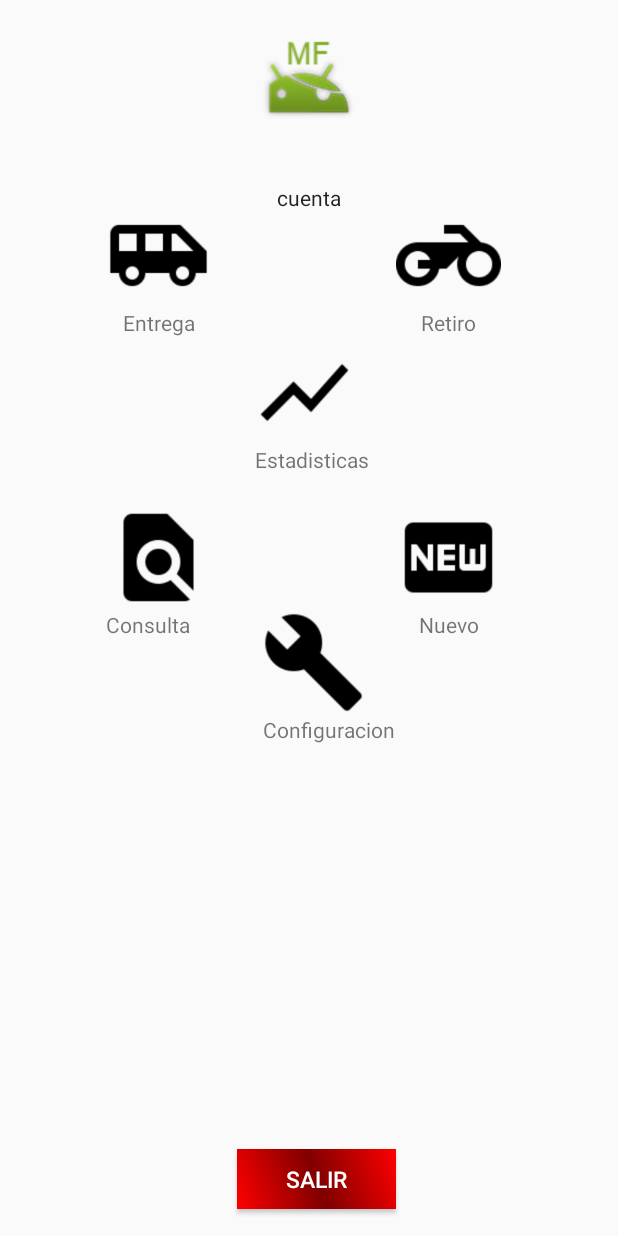
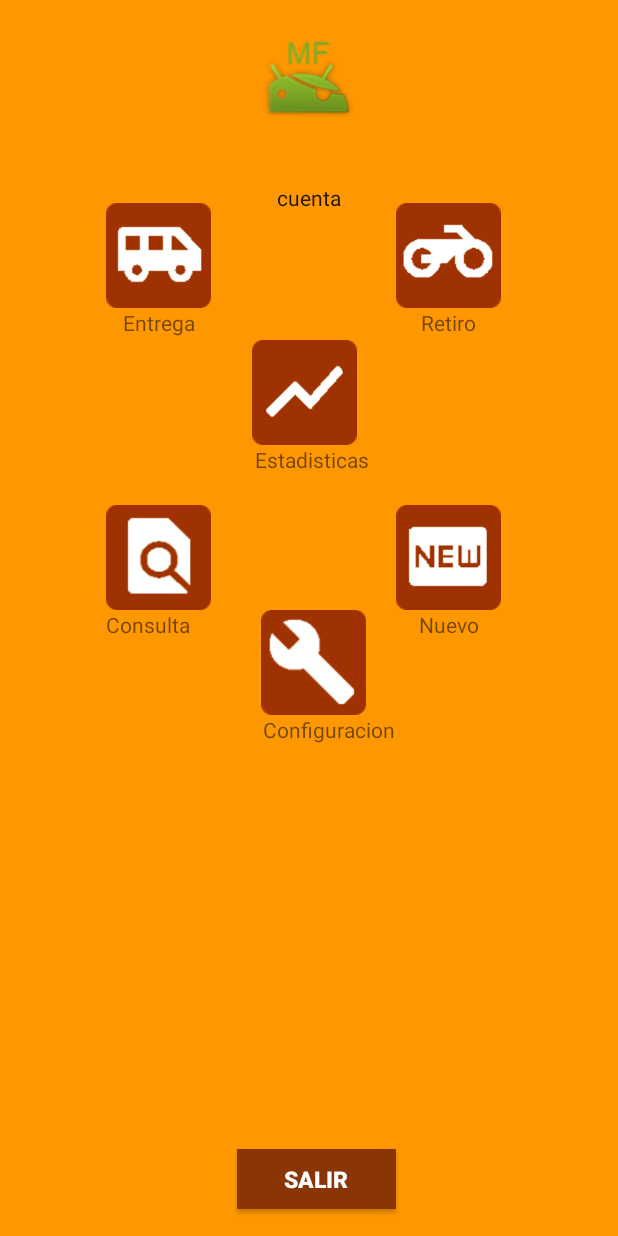
Before and after one commit to jecarvaj/POD_entregas, an Android app: the MainActivity screen opened directly, with no data from a screen before it, on a phone screen of 412 x 824 dp. Run offline under Robolectric (Android 15) with nearby library versions, the light colour scheme and no system bars; our stand-ins replace Volley; network calls fail; 2 statements that could not run were skipped.

Commit message:
interfaz consulta

```diff
--- /dev/null
+++ b/app/src/main/res/drawable-mdpi/boton.xml
@@ -0,0 +1,7 @@
+<?xml version="1.0" encoding="UTF-8"?>
+<shape xmlns:android="http://schemas.android.com/apk/res/android">
+    <solid android:color="#893505" />
+
+    <corners android:radius="0dip"/>
+    <padding android:left="5dip" android:top="5dip" android:right="5dip" android:bottom="5dip" />
+</shape>
--- a/app/src/main/res/layout/activity_main.xml
+++ b/app/src/main/res/layout/activity_main.xml
@@ -2,6 +2,7 @@
 <RelativeLayout xmlns:android="http://schemas.android.com/apk/res/android"
     xmlns:tools="http://schemas.android.com/tools"
     android:layout_width="match_parent"
+    android:background="@color/primary"
     android:layout_height="match_parent"
     >
 
@@ -10,7 +11,7 @@
         android:layout_width="70dp"
         android:layout_height="70dp"
         android:id="@+id/entrega"
-        android:background="@drawable/entrega"
+        android:background="@drawable/entrega2"
         android:layout_marginRight="17dp"
         android:layout_marginEnd="17dp"
         android:layout_below="@+id/name"
@@ -21,7 +22,7 @@
         android:layout_width="70dp"
         android:layout_height="70dp"
         android:id="@+id/retiro"
-        android:background="@drawable/moto"
+        android:background="@drawable/moto2"
         android:layout_above="@+id/estadisticas"
         android:layout_toRightOf="@+id/textconfiguracion"
         android:layout_toEndOf="@+id/textconfiguracion" />
@@ -30,7 +31,7 @@
         android:layout_width="70dp"
         android:layout_height="70dp"
         android:id="@+id/estadisticas"
-        android:background="@drawable/estadistica"
+        android:background="@drawable/estadistica2"
         android:layout_marginTop="21dp"
         android:layout_below="@+id/entrega"
         android:layout_alignRight="@+id/imageView"
@@ -40,7 +41,7 @@
         android:layout_width="70dp"
         android:layout_height="70dp"
         android:id="@+id/consulta"
-        android:background="@drawable/consulta"
+        android:background="@drawable/consulta2"
         android:layout_below="@+id/textestadistica"
         android:layout_alignLeft="@+id/textentrega"
         android:layout_alignStart="@+id/textentrega" />
@@ -48,7 +49,7 @@
         android:layout_width="70dp"
         android:layout_height="70dp"
         android:id="@+id/configuracion"
-        android:background="@drawable/configuracion"
+        android:background="@drawable/configuracion2"
         android:layout_below="@+id/nuevo"
         android:layout_alignLeft="@+id/imageView"
         android:layout_alignStart="@+id/imageView" />
@@ -57,7 +58,7 @@
         android:layout_width="70dp"
         android:layout_height="70dp"
         android:id="@+id/nuevo"
-        android:background="@drawable/nuevo"
+        android:background="@drawable/nuevo2"
         android:layout_below="@+id/textestadistica"
         android:layout_alignLeft="@+id/textretiro"
         android:layout_alignStart="@+id/textretiro" />
@@ -88,14 +89,15 @@
         android:visibility="visible"
         tools:text="cuenta" />
 
-
+    <!-- saco boton por mientras-->
     <Button
         android:id="@+id/btnLogout"
         android:layout_width="106dp"
         android:layout_height="40dp"
-        android:background="@drawable/degradado"
+        style="@style/boton"
         android:text="@string/btn_logout"
         android:textAllCaps="false"
+        android:visibility="visible"
         android:textColor="@color/white"
         android:textSize="15dp"
         android:layout_marginBottom="18dp"
--- a/app/src/main/res/values/strings.xml
+++ b/app/src/main/res/values/strings.xml
@@ -1,5 +1,10 @@
 <?xml version="1.0" encoding="utf-8"?>
 <resources>
+    <!--LOGINN-->
+
+
+    <string name="login">Login</string>
+    <string name="recuperar">Recuperar contraseña</string>
 
     <string name="app_name">POD prueba de entrega</string>
     <string name="hint_usuario">Usuario</string>
--- a/app/src/main/res/values/styles.xml
+++ b/app/src/main/res/values/styles.xml
@@ -1,20 +1,50 @@
 <resources>
+    <!-- Base application theme. -->
+    <style name="AppTheme" parent="Theme.AppCompat.Light.NoActionBar">
 
-    <!--
-        Base application theme, dependent on API level. This theme is replaced
-        by AppBaseTheme from res/values-vXX/styles.xml on newer devices.
-    -->
-    <style name="AppBaseTheme" parent="Theme.AppCompat.Light.NoActionBar">
-        <!--
-            Theme customizations available in newer API levels can go in
-            res/values-vXX/styles.xml, while customizations related to
-            backward-compatibility can go here.
-        -->
+        <item name="colorPrimary">@color/primary</item>
+        <item name="colorPrimaryDark">@color/primary_dark</item>
+        <item name="colorAccent">@color/accent</item>
+
+        <item name="android:windowBackground">@color/primary</item>
+
+        <item name="colorControlNormal">@color/iron</item>
+        <item name="colorControlActivated">@color/white</item>
+        <item name="colorControlHighlight">@color/white</item>
+        <item name="android:textColorHint">@color/iron</item>
+
+        <item name="colorButtonNormal">@color/primary_darker</item>
     </style>
 
-    <!-- Application theme. -->
-    <style name="AppTheme" parent="AppBaseTheme">
-        <!-- All customizations that are NOT specific to a particular API-level can go here. -->
+    <style name="AppTheme.Dialog" parent="Theme.AppCompat.Dialog">
+        <item name="colorAccent">@color/white</item>
+        <item name="android:textColorPrimary">@color/iron</item>
+        <item name="android:background">@color/primary</item>
+    </style>
+
+
+    <style name="et_login">
+        <item name="android:layout_width">match_parent</item>
+        <item name="android:layout_height">wrap_content</item>
+
+        <item name="android:padding">10dp</item>
+
+        <item name="android:layout_marginBottom">20dp</item>
+        <item name="android:textColorHint">#FFE0B2</item>
+    </style>
+
+    <style name="boton">
+        <item name="android:layout_height">45dp</item>
+        <item name="android:layout_width">200dp</item>
+        <item name="android:layout_marginTop">30dp</item>
+        <item name="android:background">@drawable/boton</item>
+        <item name="android:drawablePadding">8dp</item>
+        <item name="android:textAllCaps">true</item>
+        <item name="android:textColor">#FFE0B2</item>
+        <item name="android:textSize">16sp</item>
+        <item name="android:textStyle">bold</item>
+        <item name="android:layout_alignParentBottom">true</item>
+        <item name="android:layout_centerHorizontal">true</item>
     </style>
 
 </resources>
```
Also changed, not shown: app/src/main/res/layout/activity_consulta.xml (+5 -7 lines), app/src/main/res/layout/activity_login.xml (+20 -49 lines), app/src/main/res/values/colors.xml (+19 -13 lines), app/src/main/res/drawable/configuracion2.png (added), app/src/main/res/drawable/consulta2.png (added), app/src/main/res/drawable/entrega2.png (added), app/src/main/res/drawable/estadistica2.png (added), app/src/main/res/drawable/ic_search_white_48dp.png (added), app/src/main/res/drawable/moto2.png (added), app/src/main/res/drawable/nuevo2.png (added).
